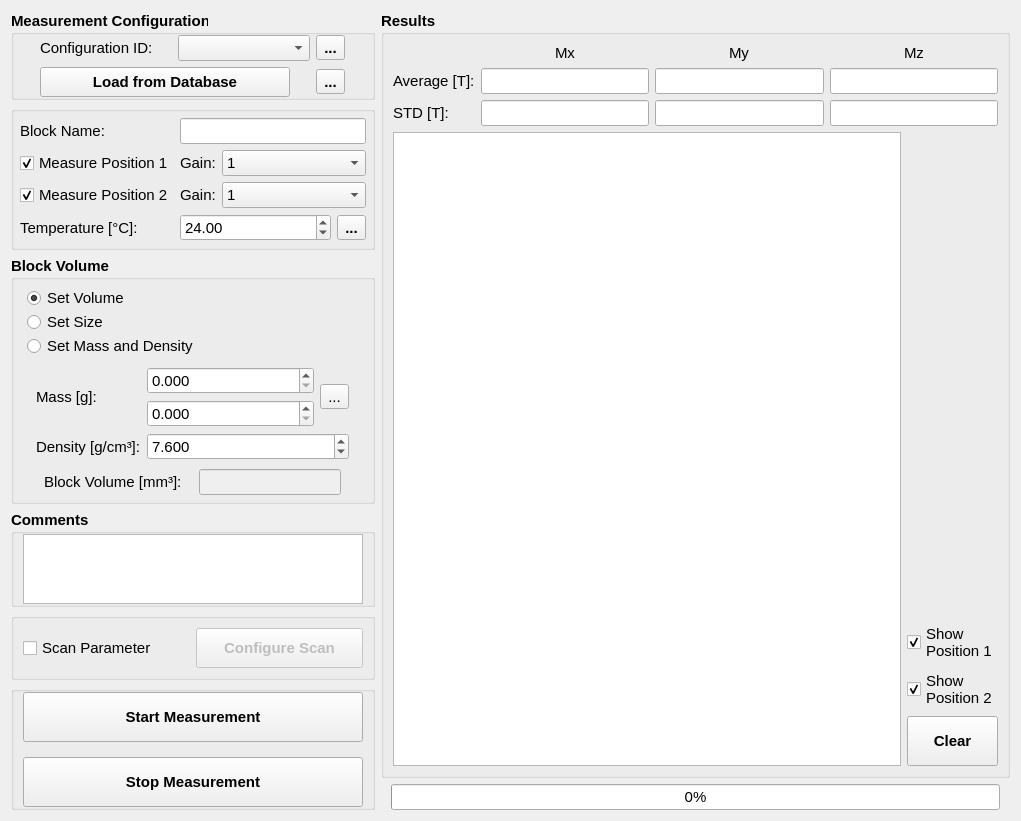
Old version of the form helmholtz/gui/ui/measurementwidget.ui in the repository lnls-ima/helmholtz-coil-control.
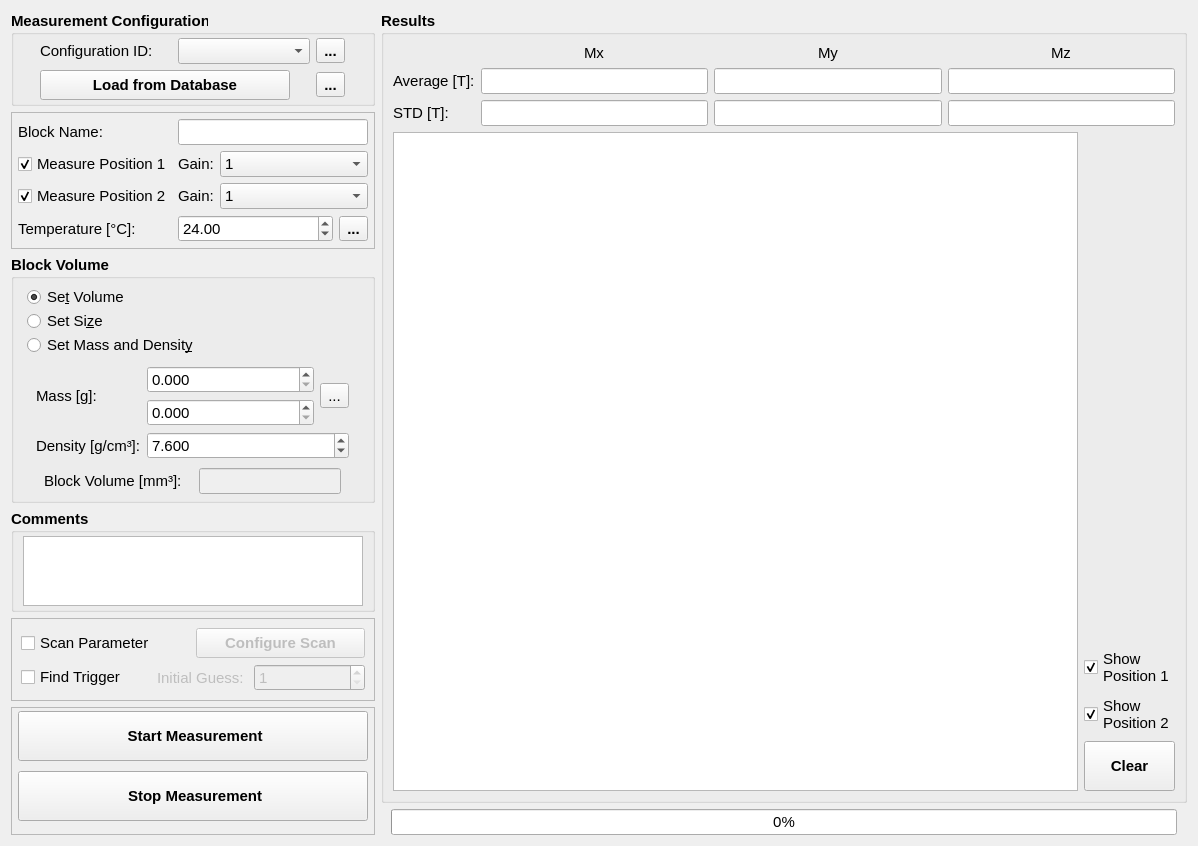
New version of the form. Icons and pictures are not drawn. Custom widgets are drawn as their Qt base class.

Commit message: Adding find trigger dialog

Diff of the .ui file:
```diff
--- a/helmholtz/gui/ui/measurementwidget.ui
+++ b/helmholtz/gui/ui/measurementwidget.ui
@@ -6,8 +6,8 @@
    <rect>
     <x>0</x>
     <y>0</y>
-    <width>1021</width>
-    <height>779</height>
+    <width>1198</width>
+    <height>846</height>
    </rect>
   </property>
   <property name="sizePolicy">
@@ -24,7 +24,7 @@
   <property name="windowTitle">
    <string>Measurement</string>
   </property>
-  <layout class="QGridLayout" name="gridLayout_3">
+  <layout class="QGridLayout" name="gridLayout_11">
    <item row="0" column="0">
     <widget class="QGroupBox" name="gb_load_db">
      <property name="sizePolicy">
@@ -47,13 +47,13 @@
        <number>6</number>
       </property>
       <property name="topMargin">
-       <number>0</number>
+       <number>3</number>
       </property>
       <property name="rightMargin">
        <number>6</number>
       </property>
       <property name="bottomMargin">
-       <number>0</number>
+       <number>3</number>
       </property>
       <item row="2" column="1">
        <widget class="QToolButton" name="tbt_save_db">
@@ -144,293 +144,8 @@
      </layout>
     </widget>
    </item>
-   <item row="0" column="1" rowspan="6">
-    <layout class="QVBoxLayout" name="verticalLayout_4">
-     <item>
-      <widget class="QGroupBox" name="groupBox_3">
-       <property name="font">
-        <font>
-         <weight>75</weight>
-         <bold>true</bold>
-        </font>
-       </property>
-       <property name="title">
-        <string>Results</string>
-       </property>
-       <layout class="QGridLayout" name="gridLayout_4">
-        <item row="1" column="1">
-         <layout class="QVBoxLayout" name="verticalLayout_2">
-          <item>
-           <spacer name="verticalSpacer">
-            <property name="orientation">
-             <enum>Qt::Vertical</enum>
-            </property>
-            <property name="sizeHint" stdset="0">
-             <size>
-              <width>20</width>
-              <height>40</height>
-             </size>
-            </property>
-           </spacer>
-          </item>
-          <item alignment="Qt::AlignHCenter|Qt::AlignVCenter">
-           <widget class="QCheckBox" name="chb_show_position_1">
-            <property name="font">
-             <font>
-              <weight>50</weight>
-              <bold>false</bold>
-             </font>
-            </property>
-            <property name="text">
-             <string>Show
-Position 1</string>
-            </property>
-            <property name="checked">
-             <bool>true</bool>
-            </property>
-           </widget>
-          </item>
-          <item alignment="Qt::AlignHCenter|Qt::AlignVCenter">
-           <widget class="QCheckBox" name="chb_show_position_2">
-            <property name="font">
-             <font>
-              <weight>50</weight>
-              <bold>false</bold>
-             </font>
-            </property>
-            <property name="text">
-             <string>Show
-Position 2</string>
-            </property>
-            <property name="checked">
-             <bool>true</bool>
-            </property>
-           </widget>
-          </item>
-          <item>
-           <widget class="QPushButton" name="pbt_clear_results">
-            <property name="sizePolicy">
-             <sizepolicy hsizetype="Preferred" vsizetype="Fixed">
-              <horstretch>0</horstretch>
-              <verstretch>0</verstretch>
-             </sizepolicy>
-            </property>
-            <property name="minimumSize">
-             <size>
-              <width>0</width>
-              <height>50</height>
-             </size>
-            </property>
-            <property name="font">
-             <font>
-              <weight>75</weight>
-              <bold>true</bold>
-             </font>
-            </property>
-            <property name="toolTip">
-             <string>Clear results</string>
-            </property>
-            <property name="text">
-             <string>Clear</string>
-            </property>
-            <property name="icon">
-             <iconset>
-              <normaloff>../../resources/img/clear.svg</normaloff>../../resources/img/clear.svg</iconset>
-            </property>
-            <property name="iconSize">
-             <size>
-              <width>24</width>
-              <height>24</height>
-             </size>
-            </property>
-           </widget>
-          </item>
-         </layout>
-        </item>
-        <item row="1" column="0">
-         <widget class="PlotWidget" name="pw_graph">
-          <property name="backgroundBrush">
-           <brush brushstyle="SolidPattern">
-            <color alpha="255">
-             <red>255</red>
-             <green>255</green>
-             <blue>255</blue>
-            </color>
-           </brush>
-          </property>
-          <property name="foregroundBrush">
-           <brush brushstyle="NoBrush">
-            <color alpha="255">
-             <red>255</red>
-             <green>255</green>
-             <blue>255</blue>
-            </color>
-           </brush>
-          </property>
-         </widget>
-        </item>
-        <item row="0" column="0" colspan="2">
-         <layout class="QGridLayout" name="gridLayout_5">
-          <item row="1" column="0">
-           <widget class="QLabel" name="label_15">
-            <property name="font">
-             <font>
-              <weight>50</weight>
-              <bold>false</bold>
-             </font>
-            </property>
-            <property name="text">
-             <string>Average [T]:</string>
-            </property>
-           </widget>
-          </item>
-          <item row="1" column="1">
-           <widget class="QLineEdit" name="le_avg_mx">
-            <property name="font">
-             <font>
-              <weight>50</weight>
-              <bold>false</bold>
-             </font>
-            </property>
-           </widget>
-          </item>
-          <item row="0" column="3" alignment="Qt::AlignHCenter">
-           <widget class="QLabel" name="label_10">
-            <property name="font">
-             <font>
-              <weight>50</weight>
-              <bold>false</bold>
-             </font>
-            </property>
-            <property name="text">
-             <string>Mz</string>
-            </property>
-           </widget>
-          </item>
-          <item row="2" column="3">
-           <widget class="QLineEdit" name="le_std_mz">
-            <property name="font">
-             <font>
-              <weight>50</weight>
-              <bold>false</bold>
-             </font>
-            </property>
-           </widget>
-          </item>
-          <item row="1" column="3">
-           <widget class="QLineEdit" name="le_avg_mz">
-            <property name="font">
-             <font>
-              <weight>50</weight>
-              <bold>false</bold>
-             </font>
-            </property>
-           </widget>
-          </item>
-          <item row="2" column="0">
-           <widget class="QLabel" name="label_16">
-            <property name="font">
-             <font>
-              <weight>50</weight>
-              <bold>false</bold>
-             </font>
-            </property>
-            <property name="text">
-             <string>STD [T]:</string>
-            </property>
-           </widget>
-          </item>
-          <item row="1" column="2">
-           <widget class="QLineEdit" name="le_avg_my">
-            <property name="font">
-             <font>
-              <weight>50</weight>
-              <bold>false</bold>
-             </font>
-            </property>
-           </widget>
-          </item>
-          <item row="2" column="1">
-           <widget class="QLineEdit" name="le_std_mx">
-            <property name="font">
-             <font>
-              <weight>50</weight>
-              <bold>false</bold>
-             </font>
-            </property>
-           </widget>
-          </item>
-          <item row="0" column="2" alignment="Qt::AlignHCenter">
-           <widget class="QLabel" name="label_9">
-            <property name="font">
-             <font>
-              <weight>50</weight>
-              <bold>false</bold>
-             </font>
-            </property>
-            <property name="text">
-             <string>My</string>
-            </property>
-           </widget>
-          </item>
-          <item row="2" column="2">
-           <widget class="QLineEdit" name="le_std_my">
-            <property name="font">
-             <font>
-              <weight>50</weight>
-              <bold>false</bold>
-             </font>
-            </property>
-           </widget>
-          </item>
-          <item row="0" column="1" alignment="Qt::AlignHCenter">
-           <widget class="QLabel" name="label_8">
-            <property name="font">
-             <font>
-              <weight>50</weight>
-              <bold>false</bold>
-             </font>
-            </property>
-            <property name="text">
-             <string>Mx</string>
-            </property>
-           </widget>
-          </item>
-         </layout>
-        </item>
-       </layout>
-      </widget>
-     </item>
-     <item>
-      <layout class="QVBoxLayout" name="verticalLayout_3">
-       <property name="leftMargin">
-        <number>10</number>
-       </property>
-       <property name="topMargin">
-        <number>0</number>
-       </property>
-       <property name="rightMargin">
-        <number>10</number>
-       </property>
-       <item>
-        <widget class="QProgressBar" name="pgb_status">
-         <property name="sizePolicy">
-          <sizepolicy hsizetype="Preferred" vsizetype="Fixed">
-           <horstretch>0</horstretch>
-           <verstretch>0</verstretch>
-          </sizepolicy>
-         </property>
-         <property name="value">
-          <number>0</number>
-         </property>
-        </widget>
-       </item>
-      </layout>
-     </item>
-    </layout>
-   </item>
    <item row="1" column="0">
-    <widget class="QGroupBox" name="groupBox">
+    <widget class="QFrame" name="frame">
      <property name="sizePolicy">
       <sizepolicy hsizetype="Preferred" vsizetype="Preferred">
        <horstretch>0</horstretch>
@@ -443,8 +158,8 @@
        <bold>true</bold>
       </font>
      </property>
-     <property name="title">
-      <string/>
+     <property name="frameShape">
+      <enum>QFrame::StyledPanel</enum>
      </property>
      <layout class="QGridLayout" name="gridLayout">
       <property name="margin">
@@ -759,7 +474,7 @@
          </font>
         </property>
         <property name="text">
-         <string>Set Volume</string>
+         <string>Se&amp;t Volume</string>
         </property>
         <property name="checked">
          <bool>true</bool>
@@ -781,7 +496,7 @@
          </font>
         </property>
         <property name="text">
-         <string>Set Size</string>
+         <string>Set Si&amp;ze</string>
         </property>
        </widget>
       </item>
@@ -1229,7 +944,7 @@
          </font>
         </property>
         <property name="text">
-         <string>Set Mass and Density</string>
+         <string>Set Mass and Densit&amp;y</string>
         </property>
        </widget>
       </item>
@@ -1255,10 +970,10 @@
      </property>
      <layout class="QGridLayout" name="gridLayout_2">
       <property name="topMargin">
-       <number>0</number>
+       <number>3</number>
       </property>
       <property name="bottomMargin">
-       <number>0</number>
+       <number>3</number>
       </property>
       <item row="0" column="0">
        <widget class="QTextEdit" name="te_comments">
@@ -1292,66 +1007,131 @@
     </widget>
    </item>
    <item row="4" column="0">
-    <widget class="QGroupBox" name="gb_scan_parameter">
-     <property name="title">
-      <string/>
+    <widget class="QFrame" name="frame_2">
+     <property name="frameShape">
+      <enum>QFrame::StyledPanel</enum>
      </property>
-     <layout class="QGridLayout" name="gridLayout_6">
-      <item row="0" column="0">
-       <widget class="QCheckBox" name="chb_scan_parameter">
-        <property name="font">
-         <font>
-          <weight>50</weight>
-          <bold>false</bold>
-         </font>
-        </property>
-        <property name="text">
-         <string>Scan Parameter</string>
-        </property>
-       </widget>
+     <property name="frameShadow">
+      <enum>QFrame::Plain</enum>
+     </property>
+     <layout class="QGridLayout" name="gridLayout_3">
+      <item row="1" column="0">
+       <layout class="QHBoxLayout" name="horizontalLayout_6">
+        <item>
+         <widget class="QCheckBox" name="chb_find_trigger">
+          <property name="font">
+           <font>
+            <weight>50</weight>
+            <bold>false</bold>
+           </font>
+          </property>
+          <property name="text">
+           <string>Find Trigger</string>
+          </property>
+          <property name="autoExclusive">
+           <bool>false</bool>
+          </property>
+         </widget>
+        </item>
+        <item alignment="Qt::AlignRight">
+         <widget class="QLabel" name="la_trigger_initial_guess">
+          <property name="enabled">
+           <bool>false</bool>
+          </property>
+          <property name="text">
+           <string>Initial Guess: </string>
+          </property>
+         </widget>
+        </item>
+        <item>
+         <widget class="QSpinBox" name="sb_trigger_initial_guess">
+          <property name="enabled">
+           <bool>false</bool>
+          </property>
+          <property name="minimum">
+           <number>1</number>
+          </property>
+          <property name="maximum">
+           <number>360000</number>
+          </property>
+          <property name="displayIntegerBase">
+           <number>10</number>
+          </property>
+         </widget>
+        </item>
+       </layout>
       </item>
-      <item row="0" column="1">
-       <widget class="QPushButton" name="pbt_configure_scan">
-        <property name="enabled">
-         <bool>false</bool>
-        </property>
-        <property name="minimumSize">
-         <size>
-          <width>0</width>
-          <height>40</height>
-         </size>
-        </property>
-        <property name="font">
-         <font>
-          <weight>75</weight>
-          <bold>true</bold>
-         </font>
-        </property>
-        <property name="text">
-         <string>Configure Scan</string>
-        </property>
-       </widget>
+      <item row="0" column="0">
+       <layout class="QHBoxLayout" name="horizontalLayout_7">
+        <item>
+         <widget class="QCheckBox" name="chb_scan_parameter">
+          <property name="font">
+           <font>
+            <weight>50</weight>
+            <bold>false</bold>
+           </font>
+          </property>
+          <property name="text">
+           <string>Scan Parameter</string>
+          </property>
+          <property name="autoExclusive">
+           <bool>false</bool>
+          </property>
+         </widget>
+        </item>
+        <item>
+         <widget class="QPushButton" name="pbt_configure_scan">
+          <property name="enabled">
+           <bool>false</bool>
+          </property>
+          <property name="minimumSize">
+           <size>
+            <width>0</width>
+            <height>30</height>
+           </size>
+          </property>
+          <property name="font">
+           <font>
+            <weight>75</weight>
+            <bold>true</bold>
+           </font>
+          </property>
+          <property name="text">
+           <string>Configure Scan</string>
+          </property>
+         </widget>
+        </item>
+       </layout>
       </item>
      </layout>
     </widget>
    </item>
    <item row="5" column="0">
-    <widget class="QGroupBox" name="groupBox">
+    <widget class="QFrame" name="frame">
      <property name="sizePolicy">
       <sizepolicy hsizetype="Preferred" vsizetype="Expanding">
        <horstretch>0</horstretch>
        <verstretch>0</verstretch>
       </sizepolicy>
      </property>
+     <property name="frameShape">
+      <enum>QFrame::StyledPanel</enum>
+     </property>
      <layout class="QVBoxLayout" name="verticalLayout">
       <property name="spacing">
-       <number>15</number>
+       <number>10</number>
+      </property>
+      <property name="leftMargin">
+       <number>6</number>
       </property>
       <property name="topMargin">
-       <number>0</number>
+       <number>3</number>
+      </property>
+      <property name="rightMargin">
+       <number>6</number>
       </property>
       <property name="bottomMargin">
-       <number>0</number>
+       <number>3</number>
       </property>
       <item>
        <widget class="QPushButton" name="pbt_start_measurement">
@@ -1380,7 +1160,7 @@
          </font>
         </property>
         <property name="text">
-         <string>Start Measurement</string>
+         <string> Start Measurement</string>
         </property>
         <property name="icon">
          <iconset>
@@ -1424,7 +1204,7 @@
          </font>
         </property>
         <property name="text">
-         <string>Stop Measurement</string>
+         <string> Stop Measurement</string>
         </property>
         <property name="icon">
          <iconset>
@@ -1454,6 +1234,291 @@
      </layout>
     </widget>
    </item>
+   <item row="0" column="1" rowspan="6">
+    <layout class="QVBoxLayout" name="verticalLayout_4">
+     <item>
+      <widget class="QGroupBox" name="groupBox_3">
+       <property name="font">
+        <font>
+         <weight>75</weight>
+         <bold>true</bold>
+        </font>
+       </property>
+       <property name="title">
+        <string>Results</string>
+       </property>
+       <layout class="QGridLayout" name="gridLayout_4">
+        <item row="1" column="1">
+         <layout class="QVBoxLayout" name="verticalLayout_2">
+          <item>
+           <spacer name="verticalSpacer">
+            <property name="orientation">
+             <enum>Qt::Vertical</enum>
+            </property>
+            <property name="sizeHint" stdset="0">
+             <size>
+              <width>20</width>
+              <height>40</height>
+             </size>
+            </property>
+           </spacer>
+          </item>
+          <item alignment="Qt::AlignHCenter|Qt::AlignVCenter">
+           <widget class="QCheckBox" name="chb_show_position_1">
+            <property name="font">
+             <font>
+              <weight>50</weight>
+              <bold>false</bold>
+             </font>
+            </property>
+            <property name="text">
+             <string>Show
+Position 1</string>
+            </property>
+            <property name="checked">
+             <bool>true</bool>
+            </property>
+           </widget>
+          </item>
+          <item alignment="Qt::AlignHCenter|Qt::AlignVCenter">
+           <widget class="QCheckBox" name="chb_show_position_2">
+            <property name="font">
+             <font>
+              <weight>50</weight>
+              <bold>false</bold>
+             </font>
+            </property>
+            <property name="text">
+             <string>Show
+Position 2</string>
+            </property>
+            <property name="checked">
+             <bool>true</bool>
+            </property>
+           </widget>
+          </item>
+          <item>
+           <widget class="QPushButton" name="pbt_clear_results">
+            <property name="sizePolicy">
+             <sizepolicy hsizetype="Preferred" vsizetype="Fixed">
+              <horstretch>0</horstretch>
+              <verstretch>0</verstretch>
+             </sizepolicy>
+            </property>
+            <property name="minimumSize">
+             <size>
+              <width>0</width>
+              <height>50</height>
+             </size>
+            </property>
+            <property name="font">
+             <font>
+              <weight>75</weight>
+              <bold>true</bold>
+             </font>
+            </property>
+            <property name="toolTip">
+             <string>Clear results</string>
+            </property>
+            <property name="text">
+             <string>Clear</string>
+            </property>
+            <property name="icon">
+             <iconset>
+              <normaloff>../../resources/img/clear.svg</normaloff>../../resources/img/clear.svg</iconset>
+            </property>
+            <property name="iconSize">
+             <size>
+              <width>24</width>
+              <height>24</height>
+             </size>
+            </property>
+           </widget>
+          </item>
+         </layout>
+        </item>
+        <item row="1" column="0">
+         <widget class="PlotWidget" name="pw_graph">
+          <property name="backgroundBrush">
+           <brush brushstyle="SolidPattern">
+            <color alpha="255">
+             <red>255</red>
+             <green>255</green>
+             <blue>255</blue>
+            </color>
+           </brush>
+          </property>
+          <property name="foregroundBrush">
+           <brush brushstyle="NoBrush">
+            <color alpha="255">
+             <red>255</red>
+             <green>255</green>
+             <blue>255</blue>
+            </color>
+           </brush>
+          </property>
+         </widget>
+        </item>
+        <item row="0" column="0" colspan="2">
+         <layout class="QGridLayout" name="gridLayout_5">
+          <item row="1" column="0">
+           <widget class="QLabel" name="label_15">
+            <property name="font">
+             <font>
+              <weight>50</weight>
+              <bold>false</bold>
+             </font>
+            </property>
+            <property name="text">
+             <string>Average [T]:</string>
+            </property>
+           </widget>
+          </item>
+          <item row="1" column="1">
+           <widget class="QLineEdit" name="le_avg_mx">
+            <property name="font">
+             <font>
+              <weight>50</weight>
+              <bold>false</bold>
+             </font>
+            </property>
+           </widget>
+          </item>
+          <item row="0" column="3" alignment="Qt::AlignHCenter">
+           <widget class="QLabel" name="label_10">
+            <property name="font">
+             <font>
+              <weight>50</weight>
+              <bold>false</bold>
+             </font>
+            </property>
+            <property name="text">
+             <string>Mz</string>
+            </property>
+           </widget>
+          </item>
+          <item row="2" column="3">
+           <widget class="QLineEdit" name="le_std_mz">
+            <property name="font">
+             <font>
+              <weight>50</weight>
+              <bold>false</bold>
+             </font>
+            </property>
+           </widget>
+          </item>
+          <item row="1" column="3">
+           <widget class="QLineEdit" name="le_avg_mz">
+            <property name="font">
+             <font>
+              <weight>50</weight>
+              <bold>false</bold>
+             </font>
+            </property>
+           </widget>
+          </item>
+          <item row="2" column="0">
+           <widget class="QLabel" name="label_16">
+            <property name="font">
+             <font>
+              <weight>50</weight>
+              <bold>false</bold>
+             </font>
+            </property>
+            <property name="text">
+             <string>STD [T]:</string>
+            </property>
+           </widget>
+          </item>
+          <item row="1" column="2">
+           <widget class="QLineEdit" name="le_avg_my">
+            <property name="font">
+             <font>
+              <weight>50</weight>
+              <bold>false</bold>
+             </font>
+            </property>
+           </widget>
+          </item>
+          <item row="2" column="1">
+           <widget class="QLineEdit" name="le_std_mx">
+            <property name="font">
+             <font>
+              <weight>50</weight>
+              <bold>false</bold>
+             </font>
+            </property>
+           </widget>
+          </item>
+          <item row="0" column="2" alignment="Qt::AlignHCenter">
+           <widget class="QLabel" name="label_9">
+            <property name="font">
+             <font>
+              <weight>50</weight>
+              <bold>false</bold>
+             </font>
+            </property>
+            <property name="text">
+             <string>My</string>
+            </property>
+           </widget>
+          </item>
+          <item row="2" column="2">
+           <widget class="QLineEdit" name="le_std_my">
+            <property name="font">
+             <font>
+              <weight>50</weight>
+              <bold>false</bold>
+             </font>
+            </property>
+           </widget>
+          </item>
+          <item row="0" column="1" alignment="Qt::AlignHCenter">
+           <widget class="QLabel" name="label_8">
+            <property name="font">
+             <font>
+              <weight>50</weight>
+              <bold>false</bold>
+             </font>
+            </property>
+            <property name="text">
+             <string>Mx</string>
+            </property>
+           </widget>
+          </item>
+         </layout>
+        </item>
+       </layout>
+      </widget>
+     </item>
+     <item>
+      <layout class="QVBoxLayout" name="verticalLayout_3">
+       <property name="leftMargin">
+        <number>10</number>
+       </property>
+       <property name="topMargin">
+        <number>0</number>
+       </property>
+       <property name="rightMargin">
+        <number>10</number>
+       </property>
+       <item>
+        <widget class="QProgressBar" name="pgb_status">
+         <property name="sizePolicy">
+          <sizepolicy hsizetype="Preferred" vsizetype="Fixed">
+           <horstretch>0</horstretch>
+           <verstretch>0</verstretch>
+          </sizepolicy>
+         </property>
+         <property name="value">
+          <number>0</number>
+         </property>
+        </widget>
+       </item>
+      </layout>
+     </item>
+    </layout>
+   </item>
   </layout>
  </widget>
  <customwidgets>
```
Left out of the diff: 26 changed lines with no effect on the pictures. The commit also changes 10 other files.
